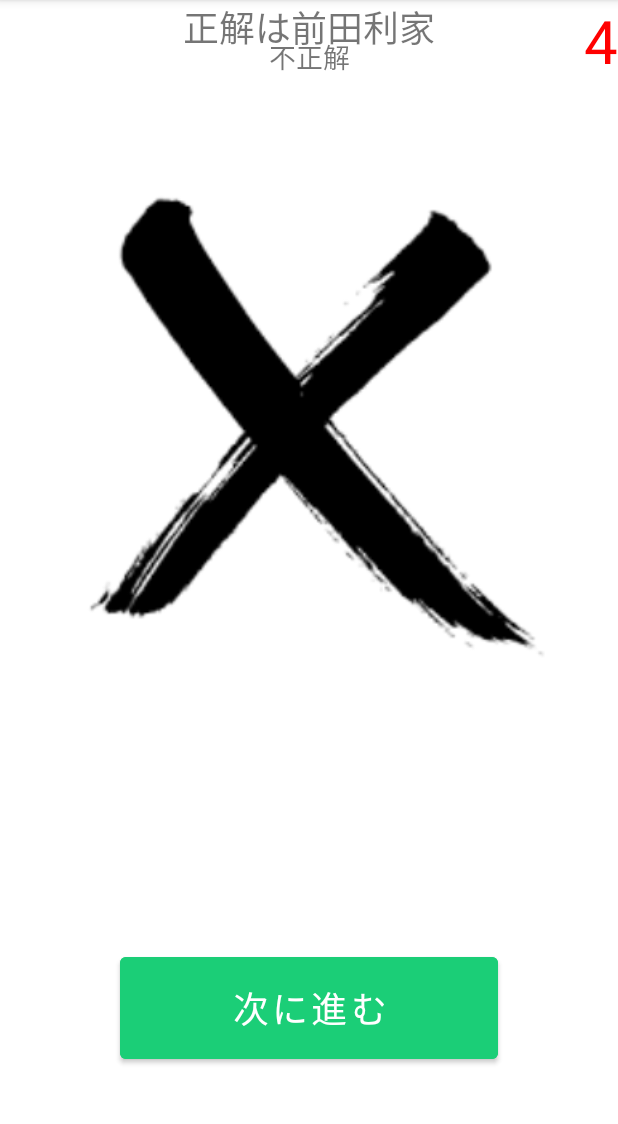
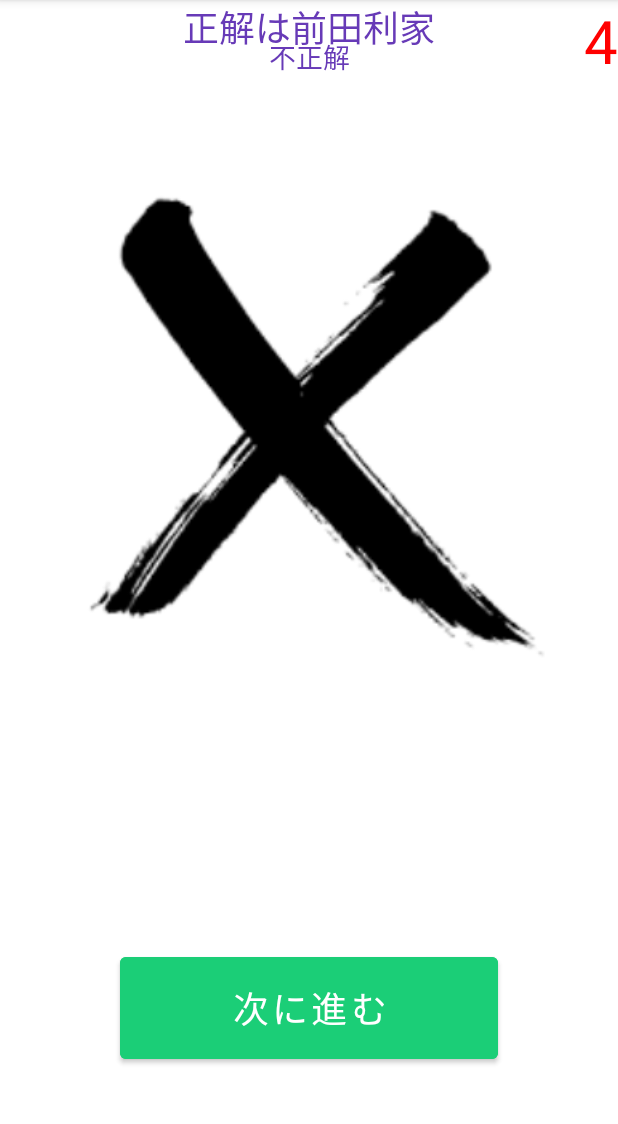
Before and after one commit to SomaBito/Quiz, an Android app: the QuizActivity2 screen opened directly, with no data from a screen before it, after a tap on "九鬼嘉隆", on a phone screen of 412 x 824 dp, the part 84-1208 px from its top. Run offline under Robolectric (Android 15) with nearby library versions, the phone set to English and light mode, and no system bars; Roboto replaces fonts that are not available here; 2 other taps on this screen came first.

Commit message:
text color付き

```diff
--- a/app/src/main/res/layout/activity_quiz.xml
+++ b/app/src/main/res/layout/activity_quiz.xml
@@ -12,6 +12,7 @@
         android:layout_height="wrap_content"
         android:layout_marginTop="24sp"
         android:text="これは誰の家紋？"
+        android:textColor="#673AB7"
         android:textSize="18sp"
         app:layout_constraintEnd_toEndOf="parent"
         app:layout_constraintStart_toStartOf="parent"
@@ -21,6 +22,7 @@
         android:id="@+id/correctAnswerText"
         android:layout_width="wrap_content"
         android:layout_height="wrap_content"
+        android:textColor="#673AB7"
         android:textSize="24sp"
         app:layout_constraintEnd_toEndOf="parent"
         app:layout_constraintStart_toStartOf="parent"
--- a/app/src/main/res/layout/activity_quiz2.xml
+++ b/app/src/main/res/layout/activity_quiz2.xml
@@ -12,6 +12,7 @@
         android:layout_height="wrap_content"
         android:layout_marginTop="24sp"
         android:text="これは誰の家紋？"
+        android:textColor="#673AB7"
         android:textSize="18sp"
         app:layout_constraintEnd_toEndOf="parent"
         app:layout_constraintStart_toStartOf="parent"
@@ -21,6 +22,7 @@
         android:id="@+id/correctAnswerText"
         android:layout_width="wrap_content"
         android:layout_height="wrap_content"
+        android:textColor="#673AB7"
         android:textSize="24sp"
         app:layout_constraintEnd_toEndOf="parent"
         app:layout_constraintStart_toStartOf="parent"
--- a/app/src/main/res/layout/activity_quiz4.xml
+++ b/app/src/main/res/layout/activity_quiz4.xml
@@ -12,6 +12,7 @@
         android:layout_height="wrap_content"
         android:layout_marginTop="24sp"
         android:text="不正解"
+        android:textColor="#673AB7"
         android:textSize="18sp"
         app:layout_constraintEnd_toEndOf="parent"
         app:layout_constraintStart_toStartOf="parent"
@@ -21,6 +22,7 @@
         android:id="@+id/correctAnswerText"
         android:layout_width="wrap_content"
         android:layout_height="wrap_content"
+        android:textColor="#673AB7"
         android:textSize="24sp"
         app:layout_constraintEnd_toEndOf="parent"
         app:layout_constraintStart_toStartOf="parent"
--- a/app/src/main/res/layout/activity_quiz5.xml
+++ b/app/src/main/res/layout/activity_quiz5.xml
@@ -12,6 +12,7 @@
         android:layout_height="wrap_content"
         android:layout_marginTop="24sp"
         android:text="不正解"
+        android:textColor="#673AB7"
         android:textSize="18sp"
         app:layout_constraintEnd_toEndOf="parent"
         app:layout_constraintStart_toStartOf="parent"
@@ -21,6 +22,7 @@
         android:id="@+id/correctAnswerText"
         android:layout_width="wrap_content"
         android:layout_height="wrap_content"
+        android:textColor="#673AB7"
         android:textSize="24sp"
         app:layout_constraintEnd_toEndOf="parent"
         app:layout_constraintStart_toStartOf="parent"
--- a/app/src/main/res/layout/activity_quiz6.xml
+++ b/app/src/main/res/layout/activity_quiz6.xml
@@ -12,6 +12,7 @@
         android:layout_height="wrap_content"
         android:layout_marginTop="24sp"
         android:text="不正解"
+        android:textColor="#673AB7"
         android:textSize="18sp"
         app:layout_constraintEnd_toEndOf="parent"
         app:layout_constraintStart_toStartOf="parent"
@@ -21,6 +22,7 @@
         android:id="@+id/correctAnswerText"
         android:layout_width="wrap_content"
         android:layout_height="wrap_content"
+        android:textColor="#673AB7"
         android:textSize="24sp"
         app:layout_constraintEnd_toEndOf="parent"
         app:layout_constraintStart_toStartOf="parent"
```
